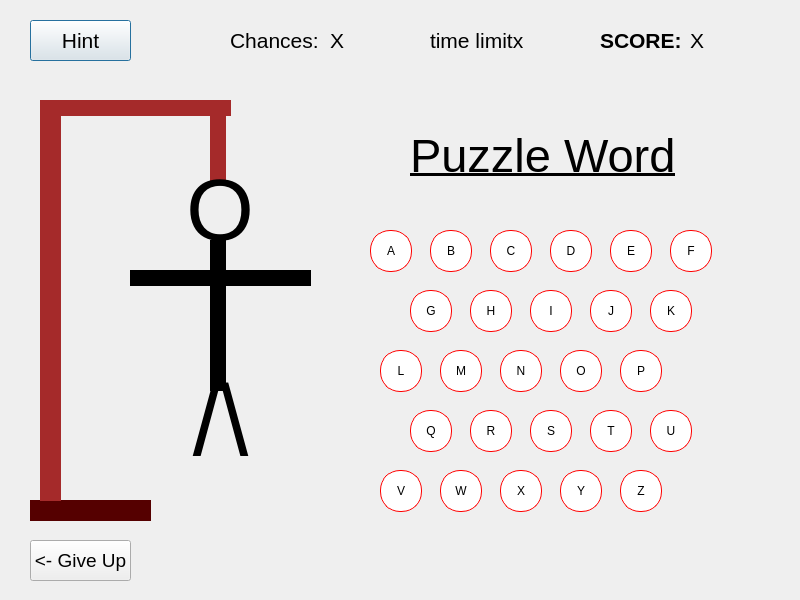
Old version of the form Software/TheHangman/gamewindow.ui in the repository michaelrenoo/TheHangman.
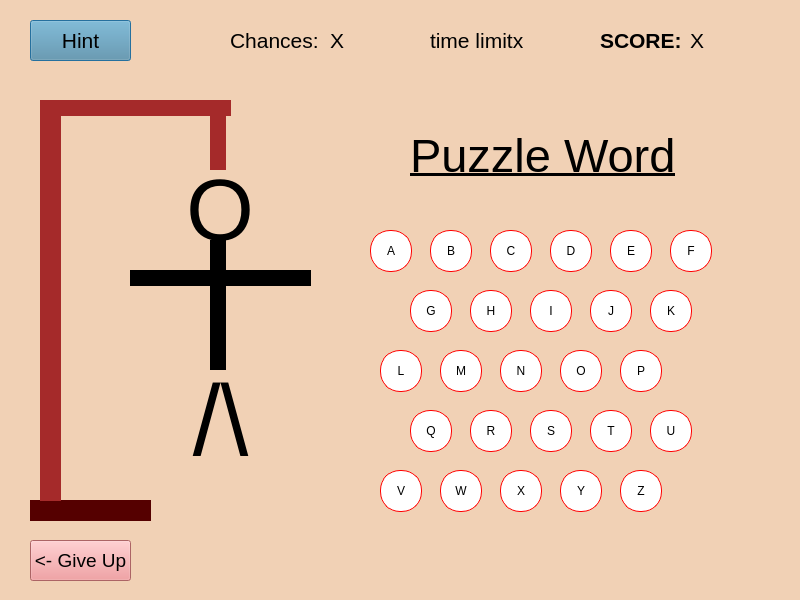
New version of the form.

Commit message: Added colors to the game

```diff
--- a/Software/TheHangman/gamewindow.ui
+++ b/Software/TheHangman/gamewindow.ui
@@ -16,6 +16,9 @@
   <property name="windowTitle">
    <string>The Hangman - Game</string>
   </property>
+  <property name="styleSheet">
+   <string notr="true">background-color: #F1D1B5;</string>
+  </property>
   <widget class="QLabel" name="timeLimitLabel">
    <property name="geometry">
     <rect>
@@ -48,6 +51,15 @@
      <pointsize>16</pointsize>
     </font>
    </property>
+   <property name="styleSheet">
+    <string notr="true">QPushButton {
+	background-color: #568EA6;
+}
+
+QPushButton:pressed {
+	background-color: #305F72;
+}</string>
+   </property>
    <property name="text">
     <string>Hint</string>
    </property>
@@ -145,6 +157,15 @@
      <pointsize>14</pointsize>
     </font>
    </property>
+   <property name="styleSheet">
+    <string notr="true">QPushButton {
+	background-color: #F18C8E;
+}
+
+QPushButton:pressed {
+	background-color: #F0B7A4;
+}</string>
+   </property>
    <property name="text">
     <string>&lt;- Give Up</string>
    </property>
```
The commit also changes 15 other files.
